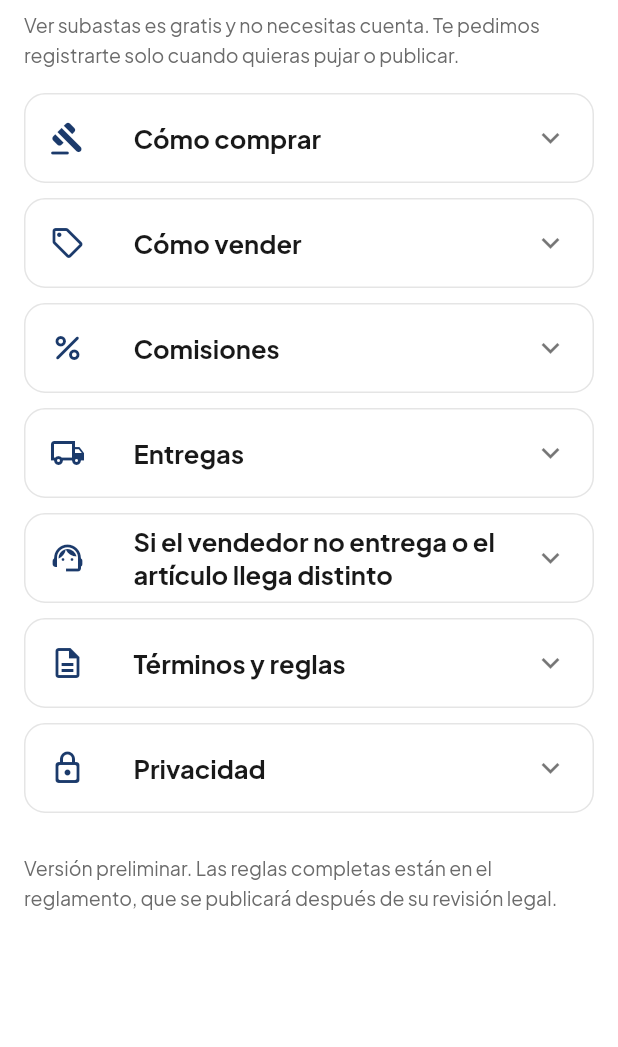
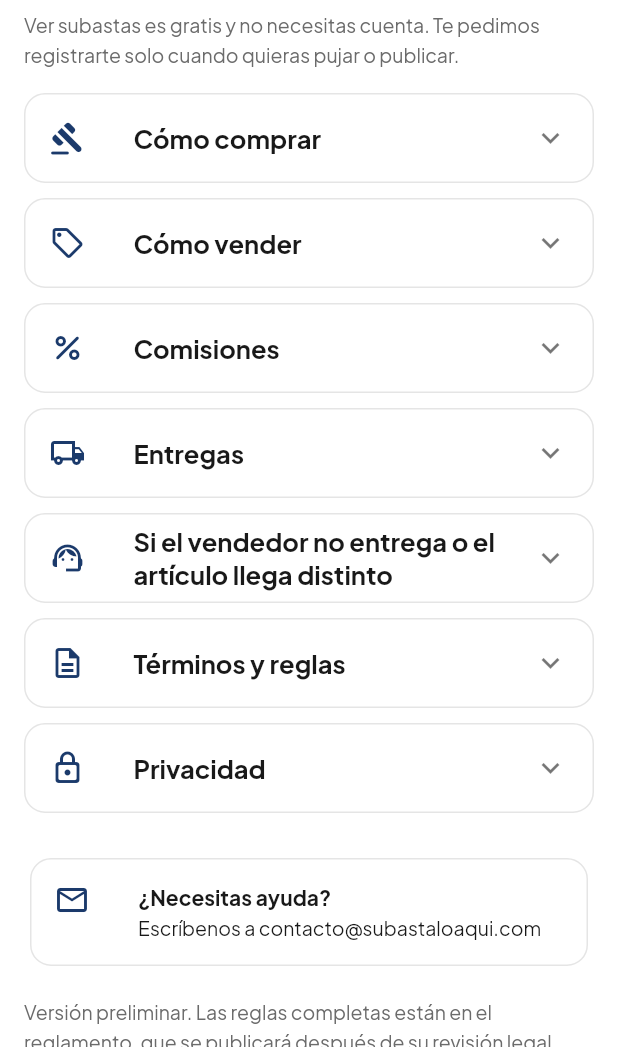
Before and after one commit to kitos1581-glitch/bidstream, a Flutter app: the HelpCenterWidget screen opened by its route, on a phone screen of 412 x 824 dp, the part 189-1236 px from its top. Run offline on Flutter 3.47's test engine with Material 3 defaults, Android fonts, the phone set to English and light mode, and no system bars; our stand-ins replace auto_size_text, cached_network_image, cloud_firestore, cloud_functions, dropdown_button2, firebase_auth and 16 more; missing offline and left inert: firebase_app_check, json_path; accounts and stored records are empty.

Commit message:
Correo oficial contacto@subastaloaqui.com en Ayuda y Privacidad
Co-Authored-By: Claude Opus 5.5 <noreply@anthropic.com>
Claude-Session: https://claude.ai/code/session_0159nyMVvrwXCnxTydpmNEhY

```diff
--- a/lib/pages/help_center/help_center_widget.dart
+++ b/lib/pages/help_center/help_center_widget.dart
@@ -1,4 +1,5 @@
 import 'package:flutter/material.dart';
+import 'package:url_launcher/url_launcher.dart';
 
 import '/flutter_flow/flutter_flow_theme.dart';
 import '/ui/ui_kit.dart';
@@ -45,6 +46,8 @@ class HelpCenterWidget extends StatelessWidget {
               const SizedBox(height: 16),
               for (final t in kHelpTopics)
                 _TopicCard(topic: t, initiallyExpanded: t.id == topic),
+              const SizedBox(height: 16),
+              const _ContactCard(),
               const SizedBox(height: 16),
               Text(
                 'Versión preliminar. Las reglas completas están en el reglamento, '
@@ -130,8 +133,35 @@ const kHelpTopics = <HelpTopic>[
     'Tu puja máxima es secreta: nadie la ve, ni el vendedor.',
     'En el historial público solo aparece tu nombre y la inicial de tu apellido (por ejemplo, "Juan P.").',
     'Tu teléfono y nombre completo se comparten solo con tu contraparte y solo después del pago.',
+    'Para consultar, corregir o borrar tus datos, escríbenos a $kContactEmail.',
   ]),
 ];
+
+/// Correo oficial de atención (buzón en Zoho Mail).
+const kContactEmail = 'contacto@subastaloaqui.com';
+
+class _ContactCard extends StatelessWidget {
+  const _ContactCard();
+
+  @override
+  Widget build(BuildContext context) {
+    final theme = FlutterFlowTheme.of(context);
+    return Card(
+      elevation: 0,
+      color: theme.secondaryBackground,
+      shape: RoundedRectangleBorder(
+        borderRadius: BorderRadius.circular(14),
+        side: BorderSide(color: theme.alternate),
+      ),
+      child: ListTile(
+        leading: Icon(Icons.mail_outline, color: theme.primary),
+        title: Text('¿Necesitas ayuda?', style: theme.titleSmall.copyWith(fontWeight: FontWeight.w700)),
+        subtitle: Text('Escríbenos a $kContactEmail', style: theme.bodyMedium),
+        onTap: () => launchUrl(Uri.parse('mailto:$kContactEmail?subject=Ayuda%20Sub%C3%A1stalo%20Aqu%C3%AD')),
+      ),
+    );
+  }
+}
 
 class _TopicCard extends StatelessWidget {
   const _TopicCard({required this.topic, required this.initiallyExpanded});
```
Also changed, not shown: 1 other file.
